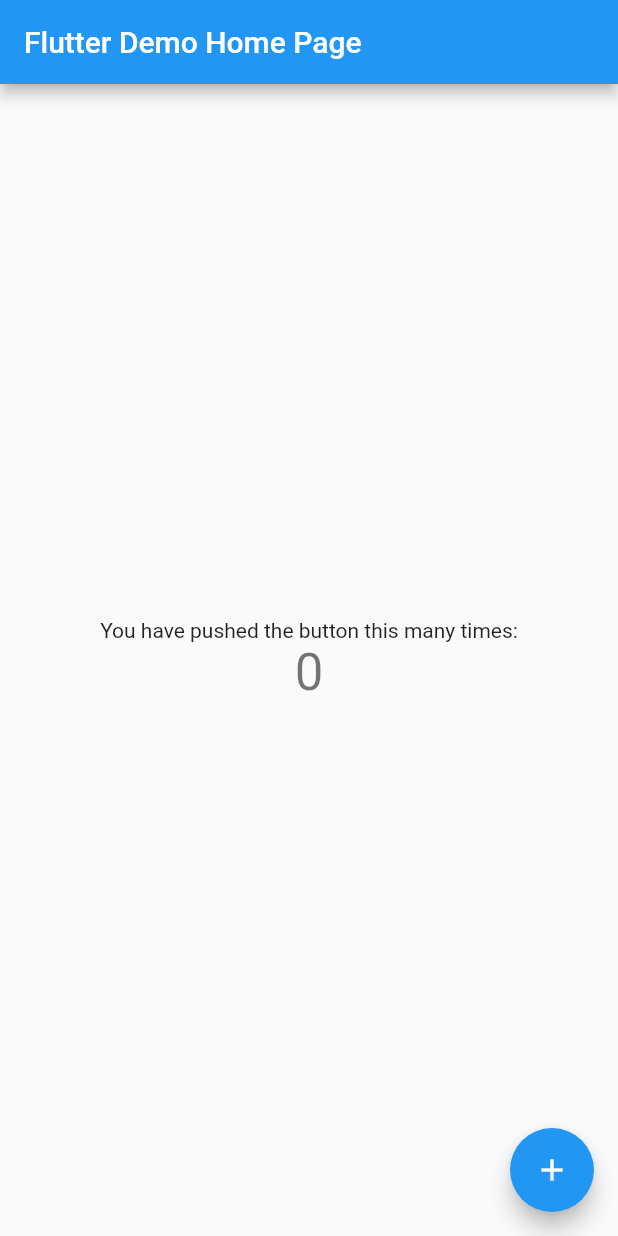
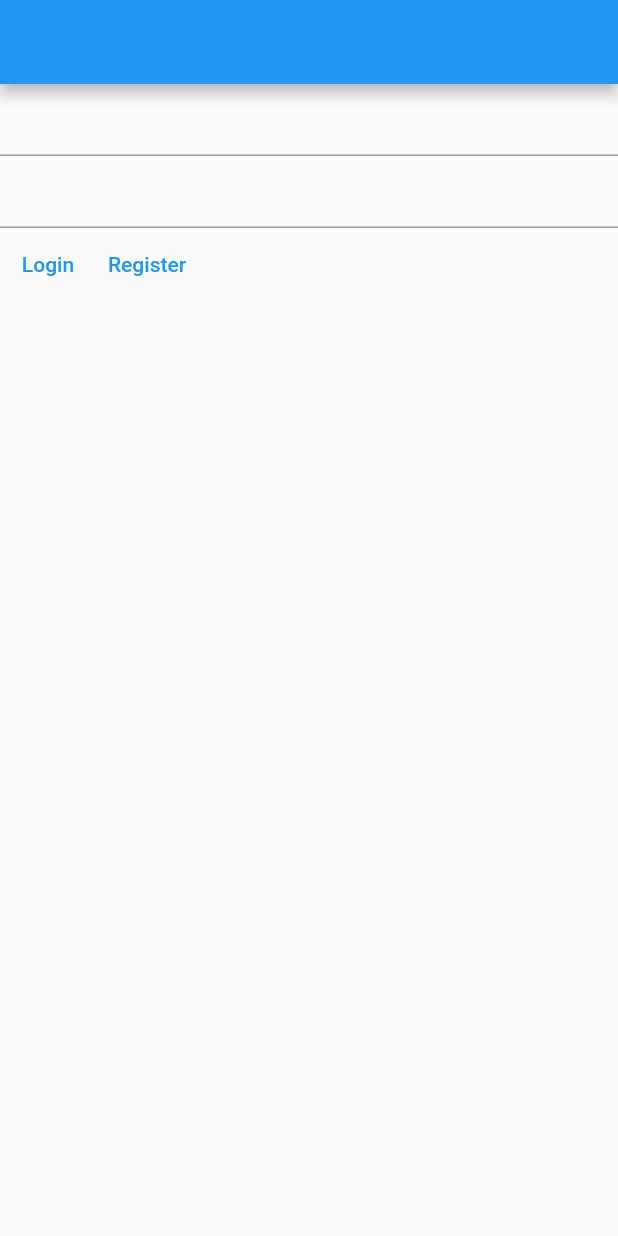
Before and after one commit to frarslan/todofaruk, a Flutter app: the screen it shows after launch, on a phone screen of 412 x 824 dp. Run offline on Flutter 3.47's test engine with Material 2 defaults, Android fonts, the phone set to English and light mode, and no system bars; our stand-ins replace dio.

Commit message:
ilk login servis bağlantısı

```diff
--- /dev/null
+++ b/lib/auth/auth_service.dart
@@ -0,0 +1,13 @@
+import 'package:dio/dio.dart';
+import 'package:todofaruk/auth/user_model.dart';
+
+class AuthService {
+  login() async {
+    Dio dio = Dio();
+    const url = 'https://api-nodejs-todolist.herokuapp.com/user/login';
+    const data = {"email": "muh.nurali43@gmail.com", "password": "12345678"};
+    var response = await dio.post(url, data: data);
+    var dd = loginFromJson(response.data);
+    print(dd.toJson());
+  }
+}
--- /dev/null
+++ b/lib/auth/forgot_password.dart
@@ -0,0 +1,10 @@
+import 'package:flutter/material.dart';
+
+class ForgotPassword extends StatelessWidget {
+  const ForgotPassword({super.key});
+
+  @override
+  Widget build(BuildContext context) {
+    return Container();
+  }
+}
--- /dev/null
+++ b/lib/auth/login.dart
@@ -0,0 +1,38 @@
+import 'package:flutter/material.dart';
+import 'package:todofaruk/auth/auth_service.dart';
+
+class Login extends StatelessWidget {
+  Login({super.key});
+
+  var name;
+  var pass;
+
+  AuthService authService = AuthService();
+
+  @override
+  Widget build(BuildContext context) {
+    return Scaffold(
+      appBar: AppBar(),
+      body: Column(
+        children: [
+          TextField(
+            onChanged: (value) => name = value,
+          ),
+          TextField(
+            onChanged: (value) => pass = value,
+          ),
+          Row(
+            children: [
+              TextButton(
+                  onPressed: () {
+                    authService.login();
+                  },
+                  child: const Text('Login')),
+              TextButton(onPressed: () {}, child: const Text('Register')),
+            ],
+          )
+        ],
+      ),
+    );
+  }
+}
--- /dev/null
+++ b/lib/auth/register.dart
@@ -0,0 +1,10 @@
+import 'package:flutter/material.dart';
+
+class Register extends StatelessWidget {
+  const Register({super.key});
+
+  @override
+  Widget build(BuildContext context) {
+    return Container();
+  }
+}
--- /dev/null
+++ b/lib/auth/user_model.dart
@@ -0,0 +1,65 @@
+import 'dart:convert';
+
+Login loginFromJson(dynamic str) => Login.fromJson(str);
+
+String loginToJson(Login data) => json.encode(data.toJson());
+
+class Login {
+  Login({
+    required this.user,
+    required this.token,
+  });
+
+  final User user;
+  final String token;
+
+  factory Login.fromJson(Map<String, dynamic> json) => Login(
+        user: User.fromJson(json["user"]),
+        token: json["token"],
+      );
+
+  Map<String, dynamic> toJson() => {
+        "user": user.toJson(),
+        "token": token,
+      };
+}
+
+class User {
+  User({
+    required this.age,
+    required this.id,
+    required this.name,
+    required this.email,
+    required this.createdAt,
+    required this.updatedAt,
+    required this.v,
+  });
+
+  final int age;
+  final String id;
+  final String name;
+  final String email;
+  final String createdAt;
+  final String updatedAt;
+  final int v;
+
+  factory User.fromJson(Map<String, dynamic> json) => User(
+        age: json["age"],
+        id: json["_id"],
+        name: json["name"],
+        email: json["email"],
+        createdAt: json["createdAt"],
+        updatedAt: json["updatedAt"],
+        v: json["__v"],
+      );
+
+  Map<String, dynamic> toJson() => {
+        "age": age,
+        "_id": id,
+        "name": name,
+        "email": email,
+        "createdAt": createdAt,
+        "updatedAt": updatedAt,
+        "__v": v,
+      };
+}
--- a/lib/main.dart
+++ b/lib/main.dart
@@ -1,4 +1,5 @@
 import 'package:flutter/material.dart';
+import 'package:todofaruk/auth/login.dart';
 
 void main() {
   runApp(const MyApp());
@@ -7,109 +8,14 @@
 class MyApp extends StatelessWidget {
   const MyApp({super.key});
 
-  // This widget is the root of your application.
   @override
   Widget build(BuildContext context) {
     return MaterialApp(
-      title: 'Flutter Demo',
+      title: 'Todo',
       theme: ThemeData(
-        // This is the theme of your application.
-        //
-        // Try running your application with "flutter run". You'll see the
-        // application has a blue toolbar. Then, without quitting the app, try
-        // changing the primarySwatch below to Colors.green and then invoke
-        // "hot reload" (press "r" in the console where you ran "flutter run",
-        // or simply save your changes to "hot reload" in a Flutter IDE).
-        // Notice that the counter didn't reset back to zero; the application
-        // is not restarted.
         primarySwatch: Colors.blue,
       ),
-      home: const MyHomePage(title: 'Flutter Demo Home Page'),
+      home: Login(),
     );
   }
 }
-
-class MyHomePage extends StatefulWidget {
-  const MyHomePage({super.key, required this.title});
-
-  // This widget is the home page of your application. It is stateful, meaning
-  // that it has a State object (defined below) that contains fields that affect
-  // how it looks.
-
-  // This class is the configuration for the state. It holds the values (in this
-  // case the title) provided by the parent (in this case the App widget) and
-  // used by the build method of the State. Fields in a Widget subclass are
-  // always marked "final".
-
-  final String title;
-
-  @override
-  State<MyHomePage> createState() => _MyHomePageState();
-}
-
-class _MyHomePageState extends State<MyHomePage> {
-  int _counter = 0;
-
-  void _incrementCounter() {
-    setState(() {
-      // This call to setState tells the Flutter framework that something has
-      // changed in this State, which causes it to rerun the build method below
-      // so that the display can reflect the updated values. If we changed
-      // _counter without calling setState(), then the build method would not be
-      // called again, and so nothing would appear to happen.
-      _counter++;
-    });
-  }
-
-  @override
-  Widget build(BuildContext context) {
-    // This method is rerun every time setState is called, for instance as done
-    // by the _incrementCounter method above.
-    //
-    // The Flutter framework has been optimized to make rerunning build methods
-    // fast, so that you can just rebuild anything that needs updating rather
-    // than having to individually change instances of widgets.
-    return Scaffold(
-      appBar: AppBar(
-        // Here we take the value from the MyHomePage object that was created by
-        // the App.build method, and use it to set our appbar title.
-        title: Text(widget.title),
-      ),
-      body: Center(
-        // Center is a layout widget. It takes a single child and positions it
-        // in the middle of the parent.
-        child: Column(
-          // Column is also a layout widget. It takes a list of children and
-          // arranges them vertically. By default, it sizes itself to fit its
-          // children horizontally, and tries to be as tall as its parent.
-          //
-          // Invoke "debug painting" (press "p" in the console, choose the
-          // "Toggle Debug Paint" action from the Flutter Inspector in Android
-          // Studio, or the "Toggle Debug Paint" command in Visual Studio Code)
-          // to see the wireframe for each widget.
-          //
-          // Column has various properties to control how it sizes itself and
-          // how it positions its children. Here we use mainAxisAlignment to
-          // center the children vertically; the main axis here is the vertical
-          // axis because Columns are vertical (the cross axis would be
-          // horizontal).
-          mainAxisAlignment: MainAxisAlignment.center,
-          children: <Widget>[
-            const Text(
-              'You have pushed the button this many times:',
-            ),
-            Text(
-              '$_counter',
-              style: Theme.of(context).textTheme.headline4,
-            ),
-          ],
-        ),
-      ),
-      floatingActionButton: FloatingActionButton(
-        onPressed: _incrementCounter,
-        tooltip: 'Increment',
-        child: const Icon(Icons.add),
-      ), // This trailing comma makes auto-formatting nicer for build methods.
-    );
-  }
-}
--- a/pubspec.yaml
+++ b/pubspec.yaml
@@ -36,6 +36,8 @@
   # The following adds the Cupertino Icons font to your application.
   # Use with the CupertinoIcons class for iOS style icons.
   cupertino_icons: ^1.0.2
+  flutter_bloc: ^8.1.1
+  dio: ^4.0.6
 
 dev_dependencies:
   flutter_test:
```
Also changed, not shown: pubspec.lock, 2 other files.
